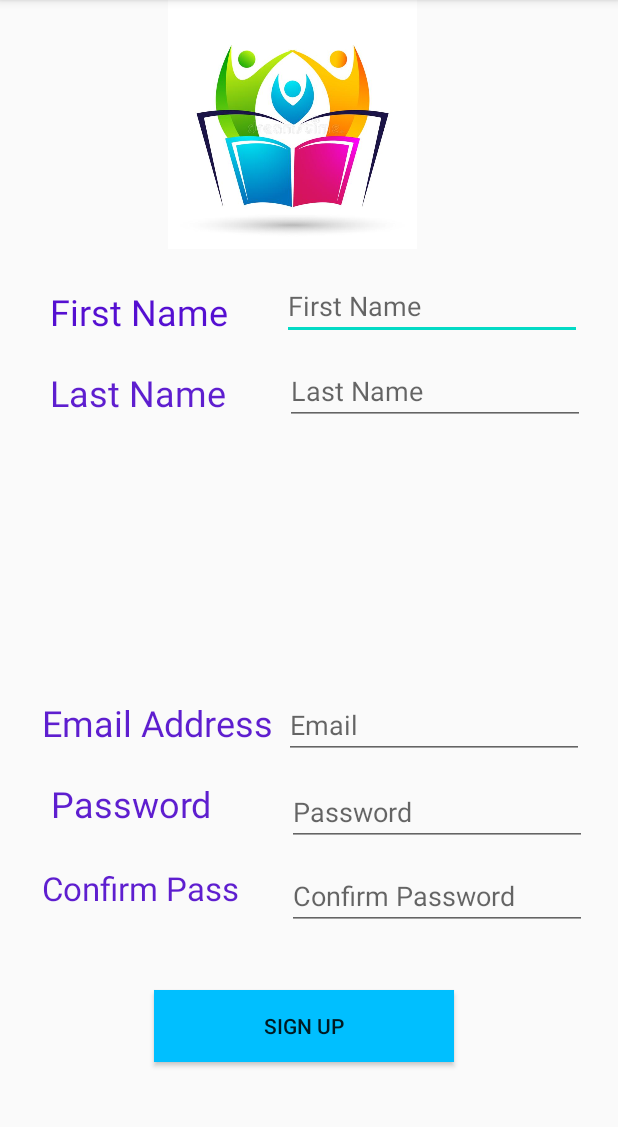
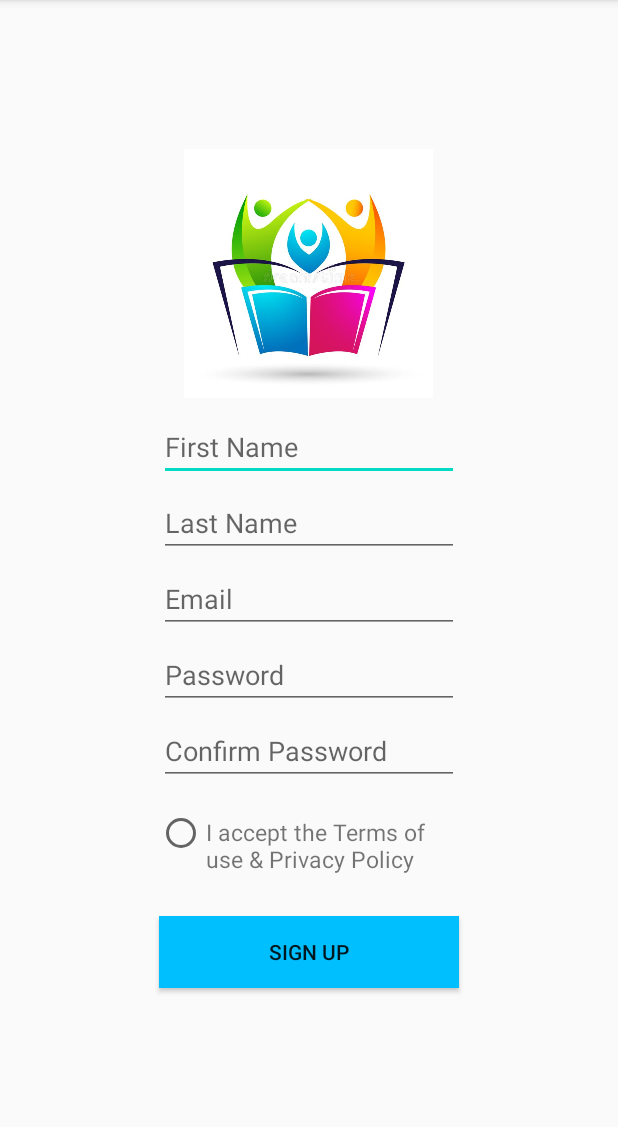
Before and after one commit to V744/ReadingHouse, an Android app: the Signup screen opened directly, with no data from a screen before it, on a phone screen of 412 x 824 dp, the part 84-1211 px from its top. Run offline under Robolectric (Android 15) with nearby library versions, the phone set to English and light mode, and no system bars.

Commit message:
Updated XML Files

```diff
--- a/app/src/main/res/layout/activity_signup.xml
+++ b/app/src/main/res/layout/activity_signup.xml
@@ -1,5 +1,5 @@
 <?xml version="1.0" encoding="utf-8"?>
-<RelativeLayout
+<LinearLayout
     xmlns:android="http://schemas.android.com/apk/res/android"
     xmlns:app="http://schemas.android.com/apk/res-auto"
     xmlns:tools="http://schemas.android.com/tools"
@@ -14,10 +14,6 @@
         android:id="@+id/imageView2"
         android:layout_width="243dp"
         android:layout_height="166dp"
-        android:layout_alignParentStart="true"
-        android:layout_alignParentLeft="true"
-        android:layout_marginStart="73dp"
-        android:layout_marginLeft="73dp"
         android:layout_marginBottom="10dp"
         app:srcCompat="@drawable/simran" />
 
@@ -25,150 +21,63 @@
         android:id="@+id/ed1"
         android:layout_width="200dp"
         android:layout_height="wrap_content"
-
-        android:layout_alignParentStart="true"
-        android:layout_alignParentLeft="true"
-        android:layout_alignParentTop="true"
-        android:layout_marginStart="188dp"
-        android:layout_marginLeft="188dp"
-        android:layout_marginTop="181dp"
-        android:hint="First Name" />
+        android:hint="First Name"
+        android:layout_marginBottom="5dp"/>
 
     <EditText
         android:id="@+id/ed2"
         android:layout_width="200dp"
         android:layout_height="wrap_content"
-        android:layout_alignParentStart="true"
-        android:layout_alignParentLeft="true"
-        android:layout_alignParentTop="true"
-        android:layout_marginStart="190dp"
-        android:layout_marginLeft="190dp"
-        android:layout_marginTop="238dp"
+        android:layout_marginBottom="5dp"
         android:hint="Last Name" />
 
     <EditText
         android:id="@+id/ed3"
         android:layout_width="200dp"
         android:layout_height="wrap_content"
-        android:layout_alignParentStart="true"
-
-        android:layout_alignParentLeft="true"
-        android:layout_alignParentBottom="true"
-        android:layout_marginStart="189dp"
-        android:layout_marginLeft="189dp"
-        android:layout_marginBottom="262dp"
+        android:layout_marginBottom="5dp"
         android:hint="Email" />
 
     <EditText
         android:id="@+id/ed4"
         android:layout_width="200dp"
         android:layout_height="wrap_content"
-        android:layout_alignParentStart="true"
-
-        android:layout_alignParentLeft="true"
-        android:layout_alignParentBottom="true"
-        android:layout_marginStart="191dp"
-        android:layout_marginLeft="191dp"
-        android:layout_marginBottom="204dp"
+        android:layout_marginBottom="5dp"
         android:hint="Password" />
 
     <EditText
         android:id="@+id/ed5"
         android:layout_width="200dp"
         android:layout_height="wrap_content"
-        android:layout_alignParentStart="true"
+        android:layout_marginBottom="5dp"
+        android:hint="Confirm Password" />
 
-        android:layout_alignParentLeft="true"
-        android:layout_alignParentBottom="true"
-        android:layout_marginStart="191dp"
-        android:layout_marginLeft="191dp"
-        android:layout_marginBottom="148dp"
-        android:hint="Confirm Password" />
+    <LinearLayout
+        android:layout_width="202dp"
+        android:layout_height="82dp"
+        android:orientation="horizontal">
+
+        <RadioButton
+            android:id="@+id/radioButton2"
+            android:layout_width="61dp"
+            android:layout_height="53dp"
+            android:layout_weight="1" />
+
+        <TextView
+            android:id="@+id/textView"
+            android:layout_width="169dp"
+            android:layout_height="wrap_content"
+            android:textSize="15dp"
+            android:text="@string/i_accept_the_terms_of_use_privacy_policy" />
+    </LinearLayout>
+
 
     <Button
         android:id="@+id/btn"
         android:layout_width="200dp"
         android:layout_height="wrap_content"
-        android:layout_alignParentEnd="true"
-        android:layout_alignParentRight="true"
-        android:layout_alignParentBottom="true"
-        android:layout_centerHorizontal="true"
-        android:layout_marginEnd="109dp"
-        android:layout_marginRight="109dp"
-        android:layout_marginBottom="60dp"
+        android:layout_marginBottom="10dp"
         android:background="#00bfff"
         android:gravity="center"
         android:text="SIGN UP" />
-
-    <TextView
-        android:id="@+id/textView"
-        android:layout_width="wrap_content"
-        android:layout_height="wrap_content"
-        android:layout_alignParentStart="true"
-        android:layout_alignParentLeft="true"
-        android:layout_alignParentTop="true"
-        android:layout_marginStart="33dp"
-        android:layout_marginLeft="33dp"
-        android:layout_marginTop="191dp"
-        android:text="First Name"
-        android:textColor="#550FD1"
-        android:textSize="24dp" />
-
-    <TextView
-        android:id="@+id/textView2"
-        android:layout_width="wrap_content"
-        android:layout_height="wrap_content"
-        android:layout_alignParentStart="true"
-        android:layout_alignParentLeft="true"
-        android:layout_alignParentTop="true"
-        android:layout_marginStart="33dp"
-        android:layout_marginLeft="33dp"
-        android:layout_marginTop="245dp"
-        android:text="Last Name"
-        android:textColor="#5E1ECF"
-        android:textSize="24dp" />
-
-    <TextView
-        android:id="@+id/textView4"
-        android:layout_width="wrap_content"
-        android:layout_height="wrap_content"
-        android:layout_alignParentStart="true"
-        android:layout_alignParentLeft="true"
-        android:layout_alignParentBottom="true"
-        android:layout_marginStart="28dp"
-        android:layout_marginLeft="28dp"
-        android:layout_marginBottom="270dp"
-        android:text="Email Address"
-        android:textColor="#5E1ECF"
-        android:textSize="24dp" />
-
-    <TextView
-        android:id="@+id/textView5"
-        android:layout_width="wrap_content"
-        android:layout_height="wrap_content"
-        android:layout_alignParentStart="true"
-        android:layout_alignParentLeft="true"
-        android:layout_alignParentBottom="true"
-        android:layout_marginStart="34dp"
-        android:layout_marginLeft="34dp"
-        android:layout_marginBottom="216dp"
-        android:text="Password"
-        android:textColor="#5E1ECF"
-        android:textSize="24dp" />
-
-    <TextView
-        android:id="@+id/textView6"
-        android:layout_width="wrap_content"
-        android:layout_height="wrap_content"
-        android:layout_alignParentStart="true"
-        android:layout_alignParentLeft="true"
-        android:layout_alignParentBottom="true"
-        android:layout_marginStart="28dp"
-        android:layout_marginLeft="28dp"
-        android:layout_marginBottom="161dp"
-        android:text="Confirm Pass"
-        android:textColor="#5E1ECF"
-        android:textSize="22dp" />
-
-
-</RelativeLayout>
+</LinearLayout>
--- a/app/src/main/res/values/strings.xml
+++ b/app/src/main/res/values/strings.xml
@@ -2,4 +2,5 @@
     <string name="app_name">Reading House</string>
     <!-- TODO: Remove or change this placeholder text -->
     <string name="hello_blank_fragment">Hello blank fragment</string>
+    <string name="i_accept_the_terms_of_use_privacy_policy"><![CDATA[I accept the Terms of use & Privacy Policy]]></string>
 </resources>
```
